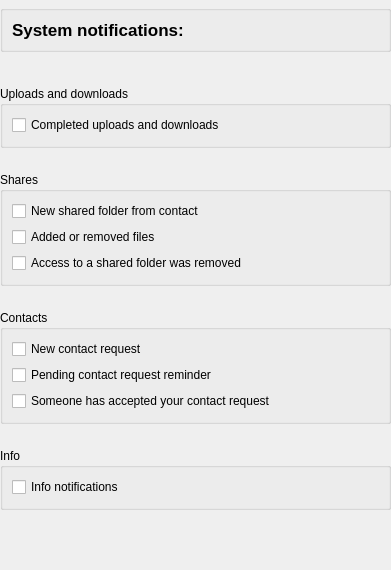
The window that src/MEGASync/gui/ui/NotificationsSettings.ui (meganz/MEGAsync) describes before a commit, drawn with Qt 5.
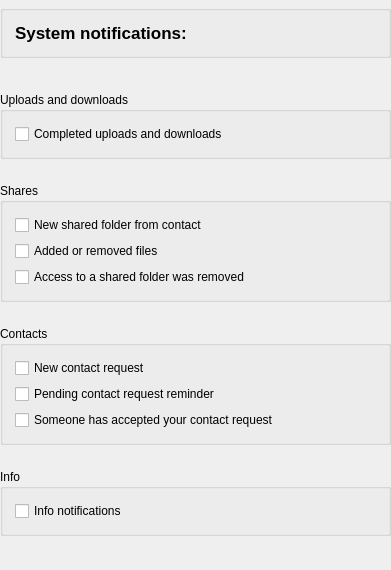
The same window after the commit. Custom widgets are drawn as their Qt base class.

Commit message: SNC-4972 : Fix group box margins.

What changed in the file:
```diff
--- a/src/MEGASync/gui/ui/NotificationsSettings.ui
+++ b/src/MEGASync/gui/ui/NotificationsSettings.ui
@@ -38,6 +38,18 @@
       <string notr="true">mega</string>
      </property>
      <layout class="QHBoxLayout" name="horizontalLayout">
+      <property name="leftMargin">
+       <number>12</number>
+      </property>
+      <property name="topMargin">
+       <number>12</number>
+      </property>
+      <property name="rightMargin">
+       <number>12</number>
+      </property>
+      <property name="bottomMargin">
+       <number>12</number>
+      </property>
       <item>
        <widget class="QLabel" name="GeneralSwithState">
         <property name="font">
@@ -104,8 +116,17 @@
          <string notr="true">mega</string>
         </property>
         <layout class="QVBoxLayout" name="verticalLayout_3">
+         <property name="leftMargin">
+          <number>12</number>
+         </property>
+         <property name="topMargin">
+          <number>12</number>
+         </property>
+         <property name="rightMargin">
+          <number>12</number>
+         </property>
          <property name="bottomMargin">
-          <number>10</number>
+          <number>12</number>
          </property>
          <item>
           <widget class="QCheckBox" name="CompletedUploadsDownloadsCheck">
@@ -141,8 +162,17 @@
          <string notr="true">mega</string>
         </property>
         <layout class="QVBoxLayout" name="verticalLayout_2">
+         <property name="leftMargin">
+          <number>12</number>
+         </property>
+         <property name="topMargin">
+          <number>12</number>
+         </property>
+         <property name="rightMargin">
+          <number>12</number>
+         </property>
          <property name="bottomMargin">
-          <number>10</number>
+          <number>12</number>
          </property>
          <item>
           <widget class="QCheckBox" name="NewSharedCheck">
@@ -222,8 +252,17 @@
          <string notr="true">mega</string>
         </property>
         <layout class="QVBoxLayout" name="verticalLayout_4">
+         <property name="leftMargin">
+          <number>12</number>
+         </property>
+         <property name="topMargin">
+          <number>12</number>
+         </property>
+         <property name="rightMargin">
+          <number>12</number>
+         </property>
          <property name="bottomMargin">
-          <number>10</number>
+          <number>12</number>
          </property>
          <item>
           <widget class="QCheckBox" name="NewContactCheck">
@@ -303,8 +342,17 @@
          <string notr="true">mega</string>
         </property>
         <layout class="QVBoxLayout" name="verticalLayout_5">
+         <property name="leftMargin">
+          <number>12</number>
+         </property>
+         <property name="topMargin">
+          <number>12</number>
+         </property>
+         <property name="rightMargin">
+          <number>12</number>
+         </property>
          <property name="bottomMargin">
-          <number>10</number>
+          <number>12</number>
          </property>
          <item>
           <widget class="QCheckBox" name="DesktopCheck">
```
The commit also changes 4 other files.
